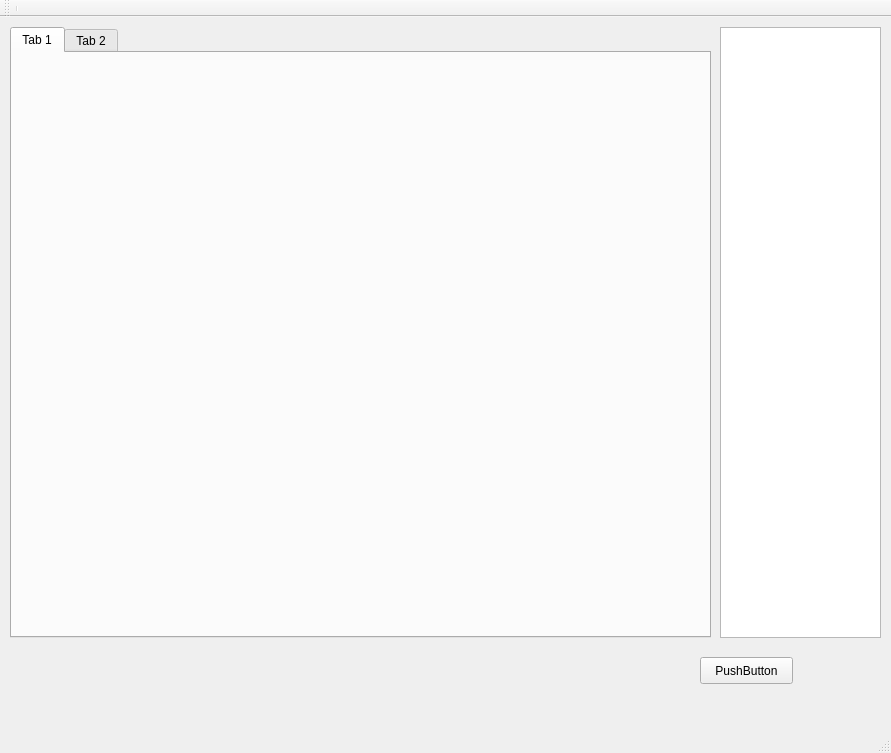
This is Client/Client_Synergie/fenetreprincipale.ui in im-jon/CLL-Synergie as Qt 5 draws it before an edit. The edited form follows.
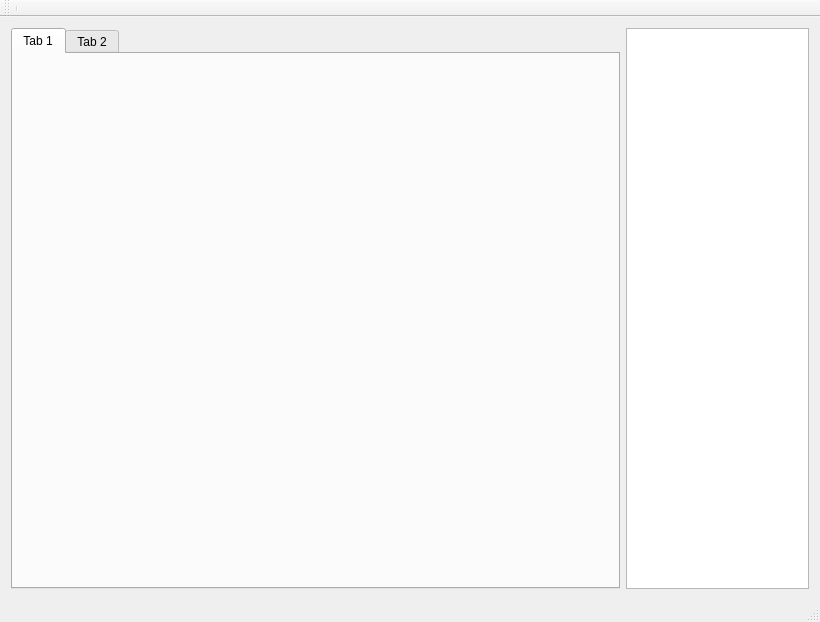
This is the edited form.

Diff of the .ui file:
```diff
--- a/Client/Client_Synergie/fenetreprincipale.ui
+++ b/Client/Client_Synergie/fenetreprincipale.ui
@@ -6,24 +6,22 @@
    <rect>
     <x>0</x>
     <y>0</y>
-    <width>891</width>
-    <height>753</height>
-    <width>706</width>
-    <height>569</height>
+    <width>820</width>
+    <height>622</height>
    </rect>
   </property>
   <property name="windowTitle">
    <string>FenetrePrincipale</string>
   </property>
   <widget class="QWidget" name="centralWidget">
+   <layout class="QGridLayout" name="gridLayout_3">
+    <item row="0" column="0">
    <widget class="QTabWidget" name="tabWidget">
-    <property name="geometry">
-     <rect>
-      <x>10</x>
-      <y>10</y>
-      <width>701</width>
-      <height>611</height>
-     </rect>
+      <property name="sizePolicy">
+       <sizepolicy hsizetype="Expanding" vsizetype="Expanding">
+        <horstretch>10</horstretch>
+        <verstretch>0</verstretch>
+       </sizepolicy>
     </property>
     <property name="currentIndex">
      <number>0</number>
@@ -39,31 +37,18 @@
      </attribute>
     </widget>
    </widget>
+    </item>
+    <item row="0" column="1">
    <widget class="QTextEdit" name="textEdit">
-    <property name="geometry">
-     <rect>
-      <x>720</x>
-      <y>10</y>
-      <width>161</width>
-      <height>611</height>
-     </rect>
-    </property>
-   </widget>
-   <widget class="QPushButton" name="btnConnection">
-    <property name="geometry">
-     <rect>
-      <x>700</x>
-      <y>640</y>
-      <x>590</x>
-      <y>0</y>
-      <width>93</width>
-      <height>27</height>
-     </rect>
-    </property>
-    <property name="text">
-     <string>PushButton</string>
-    </property>
-   </widget>
+      <property name="sizePolicy">
+       <sizepolicy hsizetype="Expanding" vsizetype="Expanding">
+        <horstretch>3</horstretch>
+        <verstretch>0</verstretch>
+       </sizepolicy>
+      </property>
+     </widget>
+    </item>
+   </layout>
   </widget>
   <widget class="QMenuBar" name="menuBar">
    <property name="geometry">
```
Left out of the diff: 8 changed lines with no effect on the pictures. Lines whose indentation alone changed are shown as unchanged.
